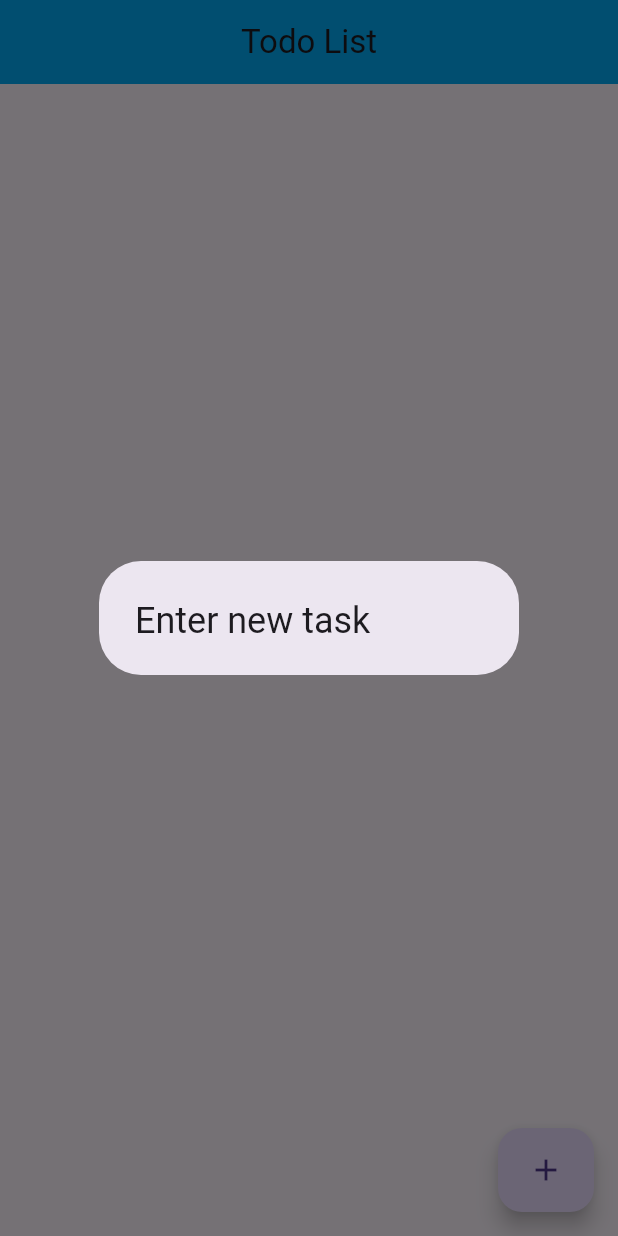
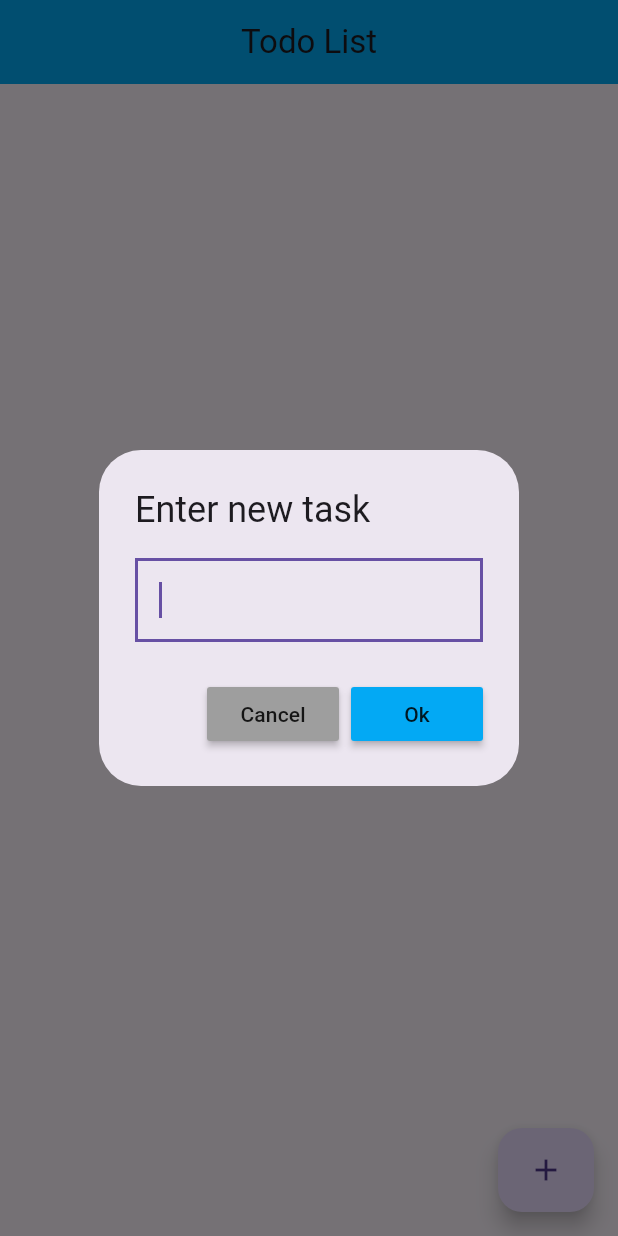
Before and after one commit to RandaeGS/todo-list-flutter, a Flutter app: the screen it shows after launch, after a tap on the "add" icon, on a phone screen of 412 x 824 dp. Run offline on Flutter 3.47's test engine with Material 3 defaults, Android fonts, the phone set to English and light mode, and no system bars.

Commit message:
Add textfield and buttons to alertDialog

```diff
--- a/lib/main.dart
+++ b/lib/main.dart
@@ -52,9 +52,29 @@ class _MyListState extends State<MyList> {
 Future<void> showTextDialog(BuildContext context) async{
   return showDialog(context: context,
       builder: (context) {
-        return const AlertDialog(
-          title: Text("Enter new task"),
+        return AlertDialog(
+          title: const Text("Enter new task"),
+          content: const TextField(
+            autofocus: true,
 
+            decoration: InputDecoration(border: OutlineInputBorder(borderRadius: BorderRadius.all(Radius.zero))),
+          ),
+          actions: <Widget>[
+            MaterialButton(
+              color: Colors.grey,
+              onPressed: () {
+
+              },
+              child: const Text("Cancel"),
+            ),
+            MaterialButton(
+              color: Colors.lightBlue,
+              onPressed: () {
+
+              },
+              child: const Text("Ok"),
+            )
+          ],
         );
       }
   );
```
